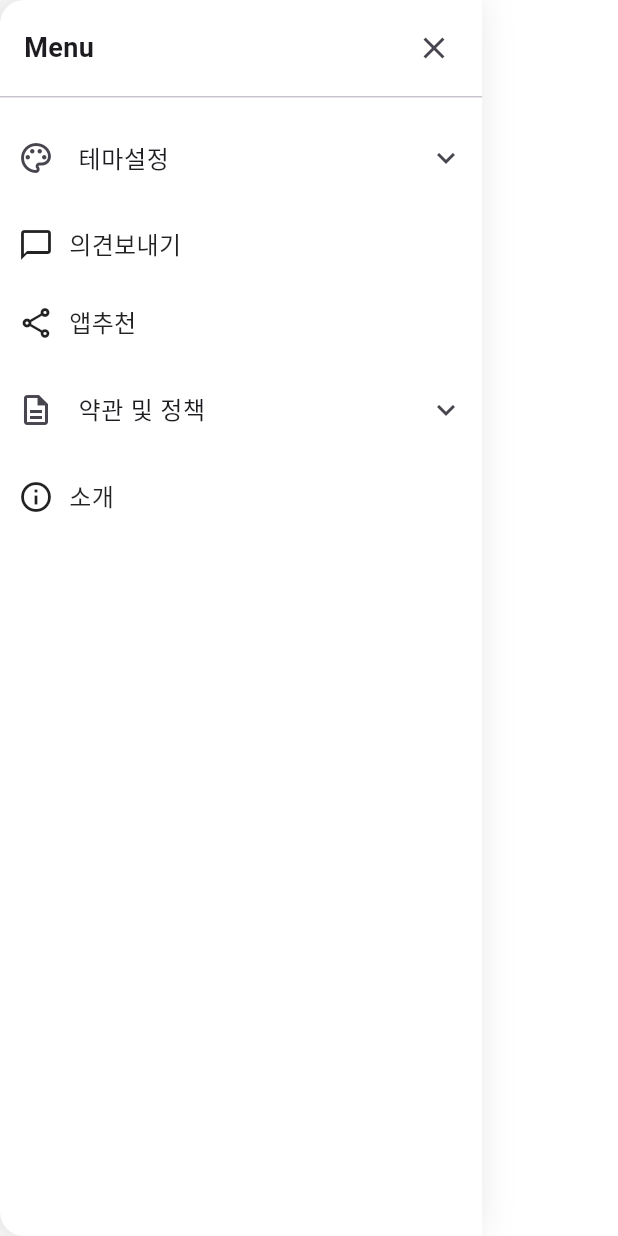
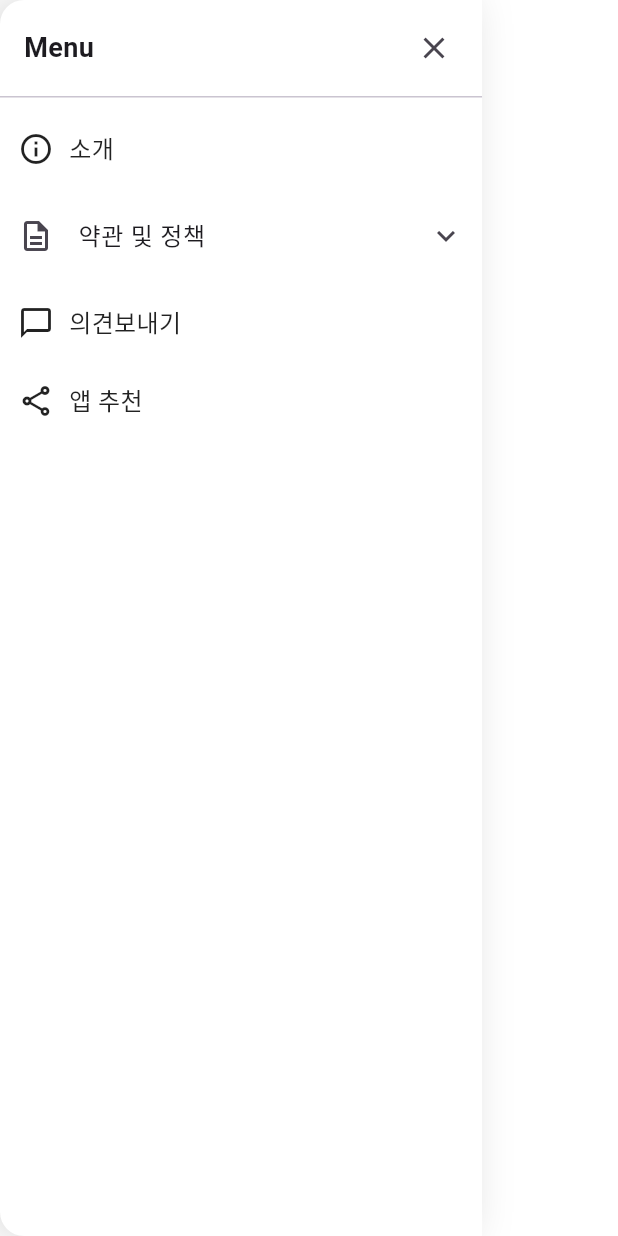
Before and after one commit to sanghyunbang/heat_trip_flutter, a Flutter app: the RightSideMenuPanel widget shown alone on an empty page, opened directly with empty values, on a phone screen of 412 x 824 dp. Run offline on Flutter 3.47's test engine with Material 3 defaults, Android fonts, the phone set to English and light mode, and no system bars; our stand-ins replace flutter_dotenv, flutter_svg, go_router, google_fonts, image_picker, shared_preferences and 1 more; missing offline and left inert: flutter_web_auth_2; accounts and stored records are empty; network calls fail; project files that could hold a hidden picture were left out.

Commit message:
[feat-wip] 메뉴 항목 수정
- 테마 설정 삭제

```diff
--- a/lib/features/profile/presentation/widgets/right_side_menu_panel.dart
+++ b/lib/features/profile/presentation/widgets/right_side_menu_panel.dart
@@ -1,8 +1,6 @@
 import 'package:flutter/material.dart';
 
 // 각 메뉴 클릭 시 이동할 화면들
-import 'package:heat_trip_flutter/features/profile/presentation/screens/menu/theme_mode_setting_screen.dart';
-import 'package:heat_trip_flutter/features/profile/presentation/screens/menu/explore_view_setting_screen.dart';
 import 'package:heat_trip_flutter/features/profile/presentation/screens/menu/feedback_screen.dart';
 import 'package:heat_trip_flutter/features/profile/presentation/screens/menu/share_app_screen.dart';
 import 'package:heat_trip_flutter/features/profile/presentation/screens/menu/terms_screen.dart';
@@ -88,49 +86,17 @@ class RightSideMenuPanel extends StatelessWidget {
                 child: ListView(
                   padding: const EdgeInsets.symmetric(vertical: 8),
                   children: [
-                    // 1) 테마설정 (드롭다운)
-                    _MenuExpansion(
-                      leading: const Icon(Icons.color_lens_outlined),
-                      title: '테마설정',
-                      children: [
-                        _MenuLeaf(
-                          title: '라이트/다크 모드 설정',
-                          onTap: () => _closeThenPush(
-                            context,
-                            const ThemeModeSettingScreen(),
-                          ),
-                        ),
-                        _MenuLeaf(
-                          title: '탐색화면 세팅',
-                          onTap: () => _closeThenPush(
-                            context,
-                            const ExploreViewSettingScreen(),
-                          ),
-                        ),
-                      ],
-                    ),
-
-                    // 2) 의견보내기
+                    // 1) 소개
                     _MenuLeaf(
-                      leading: const Icon(Icons.chat_bubble_outline),
-                      title: '의견보내기',
+                      leading: const Icon(Icons.info_outline),
+                      title: '소개',
                       onTap: () => _closeThenPush(
                         context,
-                        const FeedbackScreen(),
+                        const AboutScreen(),
                       ),
                     ),
 
-                    // 3) 앱추천
-                    _MenuLeaf(
-                      leading: const Icon(Icons.share_outlined),
-                      title: '앱추천',
-                      onTap: () => _closeThenPush(
-                        context,
-                        const ShareAppScreen(),
-                      ),
-                    ),
-
-                    // 4) 약관 및 정책 (드롭다운)
+                    // 2) 약관 및 정책 (드롭다운)
                     _MenuExpansion(
                       leading: const Icon(Icons.description_outlined),
                       title: '약관 및 정책',
@@ -152,17 +118,27 @@ class RightSideMenuPanel extends StatelessWidget {
                       ],
                     ),
 
-                    // 5) 소개
+                    // 3) 의견보내기
                     _MenuLeaf(
-                      leading: const Icon(Icons.info_outline),
-                      title: '소개',
+                      leading: const Icon(Icons.chat_bubble_outline),
+                      title: '의견보내기',
                       onTap: () => _closeThenPush(
                         context,
-                        const AboutScreen(),
+                        const FeedbackScreen(),
                       ),
                     ),
 
-                    // 6) 회원탈퇴 (로그인 상태에서만 노출)
+                    // 4) 앱추천
+                    _MenuLeaf(
+                      leading: const Icon(Icons.share_outlined),
+                      title: '앱 추천',
+                      onTap: () => _closeThenPush(
+                        context,
+                        const ShareAppScreen(),
+                      ),
+                    ),
+
+                    // 5) 회원탈퇴 (로그인 상태에서만 노출)
                     if (isLoggedIn)
                       _MenuLeaf(
                         leading: const Icon(Icons.delete_outline, color: Colors.red),
```
Also changed, not shown: lib/features/profile/presentation/screens/menu/explore_view_setting_screen.dart (deleted, +0 -51 lines), lib/features/profile/presentation/screens/menu/theme_mode_setting_screen.dart (deleted, +0 -55 lines).
